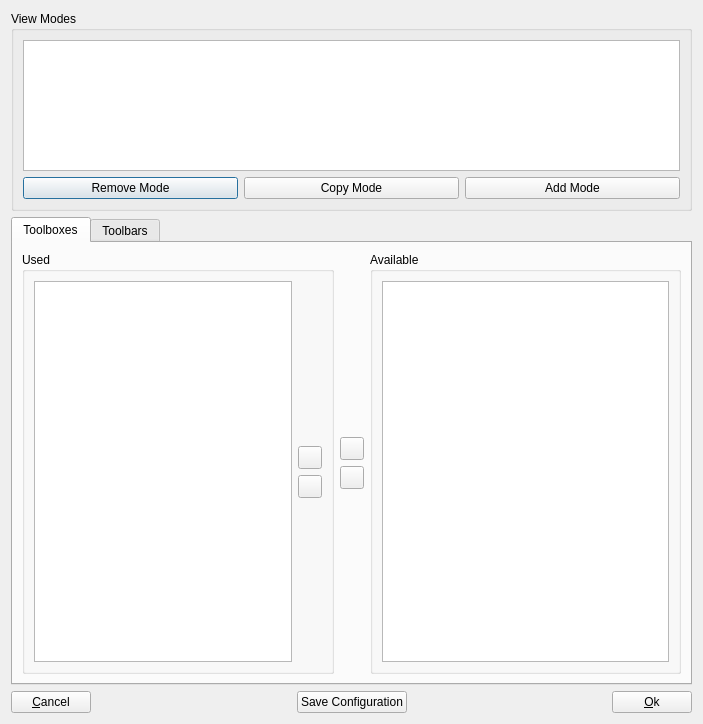
First picture: the form in OpenFlipper/widgets/viewModeWidget/viewMode.ui, repository ShenRen/OpenFlipper, before the edit.
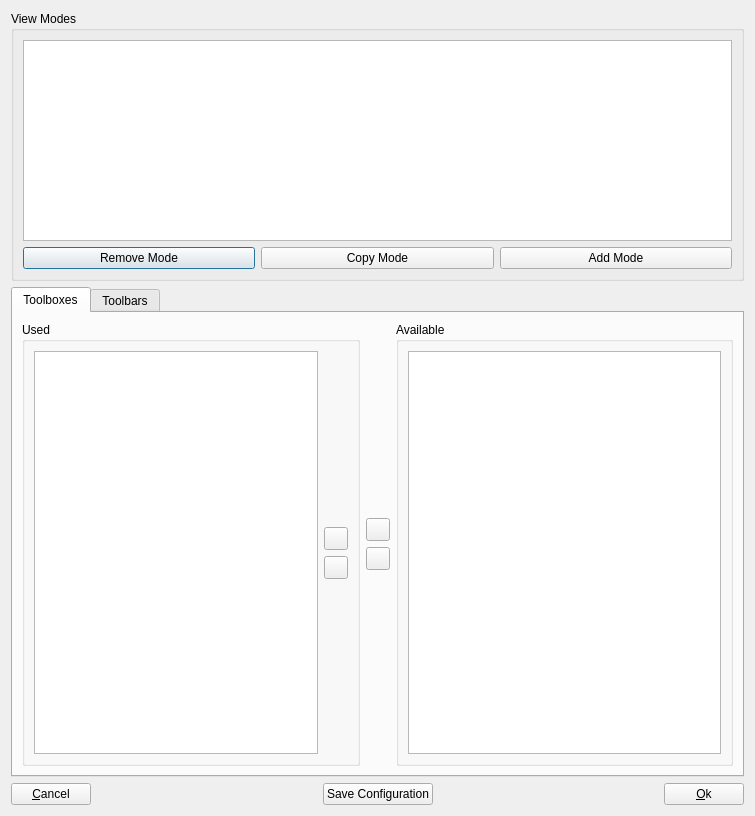
Second picture: the form after the edit.

Commit message: Icons for view modes

What changed in the file:
```diff
--- a/OpenFlipper/widgets/viewModeWidget/viewMode.ui
+++ b/OpenFlipper/widgets/viewModeWidget/viewMode.ui
@@ -6,8 +6,8 @@
    <rect>
     <x>0</x>
     <y>0</y>
-    <width>703</width>
-    <height>724</height>
+    <width>755</width>
+    <height>816</height>
    </rect>
   </property>
   <property name="windowTitle">
@@ -16,10 +16,28 @@
   <layout class="QVBoxLayout" name="verticalLayout">
    <item>
     <widget class="QGroupBox" name="groupBox_2">
+     <property name="sizePolicy">
+      <sizepolicy hsizetype="Preferred" vsizetype="Preferred">
+       <horstretch>0</horstretch>
+       <verstretch>1</verstretch>
+      </sizepolicy>
+     </property>
+     <property name="minimumSize">
+      <size>
+       <width>0</width>
+       <height>270</height>
+      </size>
+     </property>
      <property name="maximumSize">
       <size>
        <width>16777215</width>
-       <height>200</height>
+       <height>16777215</height>
+      </size>
+     </property>
+     <property name="baseSize">
+      <size>
+       <width>0</width>
+       <height>0</height>
       </size>
      </property>
      <property name="title">
@@ -34,6 +52,15 @@
           <height>0</height>
          </size>
         </property>
+        <property name="alternatingRowColors">
+         <bool>false</bool>
+        </property>
+        <property name="iconSize">
+         <size>
+          <width>125</width>
+          <height>125</height>
+         </size>
+        </property>
         <property name="flow">
          <enum>QListView::LeftToRight</enum>
         </property>
@@ -78,6 +105,12 @@
    </item>
    <item>
     <widget class="QTabWidget" name="tabWidget">
+     <property name="sizePolicy">
+      <sizepolicy hsizetype="Expanding" vsizetype="Expanding">
+       <horstretch>0</horstretch>
+       <verstretch>2</verstretch>
+      </sizepolicy>
+     </property>
      <property name="currentIndex">
       <number>0</number>
      </property>
```
The commit also changes 5 other files.
